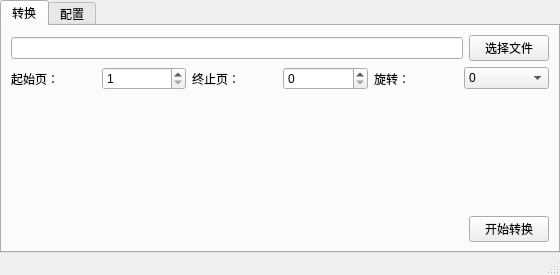
First picture: the form in main.ui, repository songquanpeng/pdf2excel, before the edit.
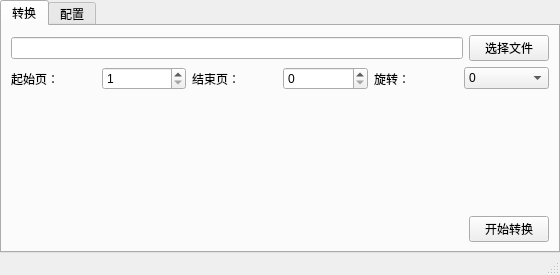
Second picture: the form after the edit.

The edit to the form file:
```diff
--- a/main.ui
+++ b/main.ui
@@ -79,7 +79,7 @@
           <item>
            <widget class="QLabel" name="label_5">
             <property name="text">
-             <string>终止页：</string>
+             <string>结束页：</string>
             </property>
            </widget>
           </item>
```
